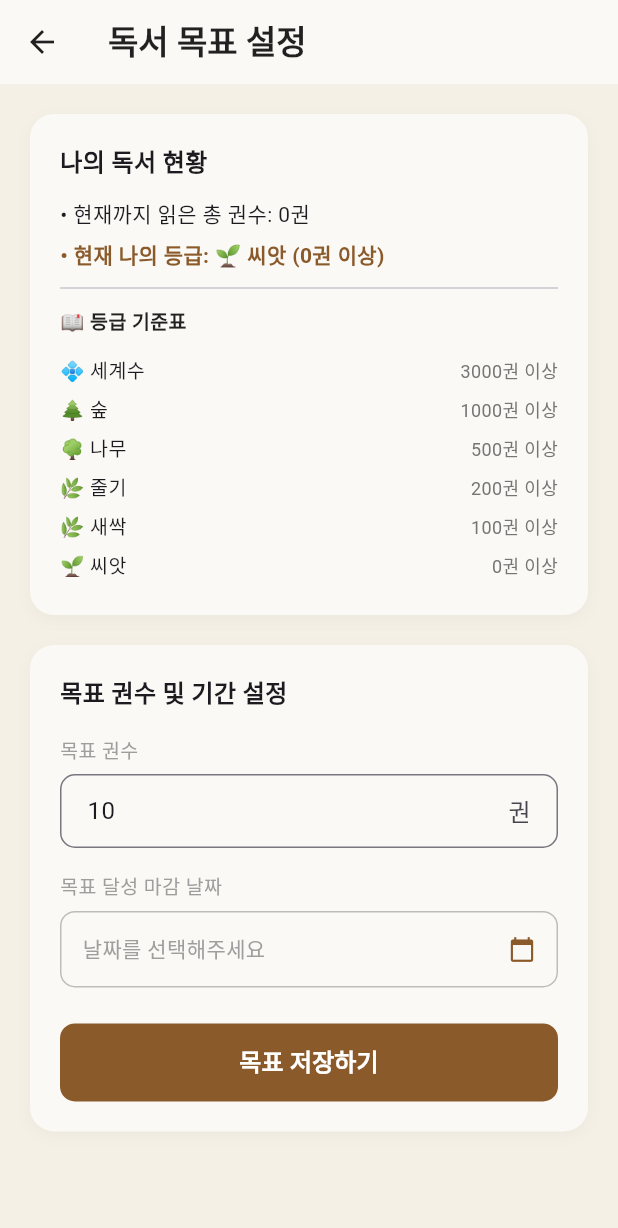
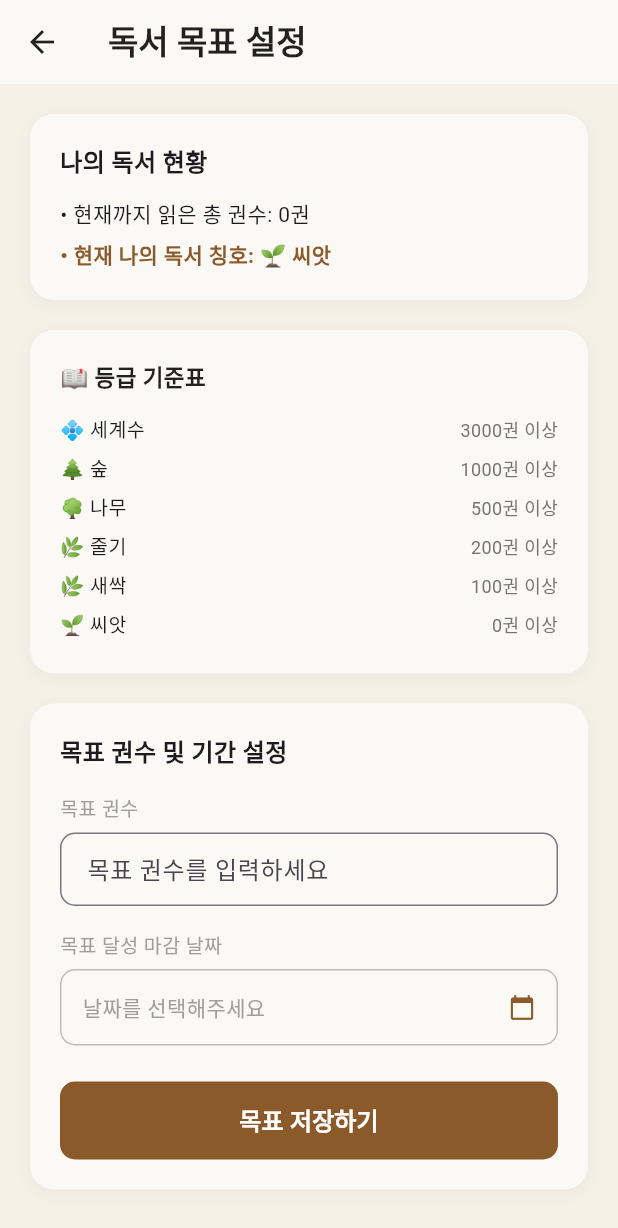
Before and after one commit to leehungsoo/aws402_book_flutter, a Flutter app: the MyPageScreen screen opened directly, after a tap on "목표 설정", on a phone screen of 412 x 824 dp. Shown: the top 1228 px of the screen. Run offline on Flutter 3.47's test engine with Material 3 defaults, Android fonts, the phone set to English and light mode, and no system bars; our stand-ins replace animated_bottom_navigation_bar, device_info_plus, dio, firebase_auth, firebase_core, firebase_messaging and 4 more; missing offline and left inert: mobile_scanner; accounts and stored records are empty; network calls fail.

Commit message:
최종 수정

```diff
--- a/lib/screens/home/my_page_screen.dart
+++ b/lib/screens/home/my_page_screen.dart
@@ -26,7 +26,7 @@ class _MyPageScreenState extends State<MyPageScreen> {
   final Dio _dio = Dio();
 
   int targetBookCount = 0;
-  int readBookCount = 0;
+  int status = 0;
   int userGrade = 0; // (0: 일반유저, 1: 관리자)
   String userBio = '';
   DateTime? targetEndDate;
@@ -42,7 +42,6 @@ class _MyPageScreenState extends State<MyPageScreen> {
     }
   }
 
-  // 공통 카드 데코레이션 스타일
   BoxDecoration _buildCardDecoration() {
     return BoxDecoration(
       color: const Color(0xFFFAF9F5),
@@ -57,7 +56,6 @@ class _MyPageScreenState extends State<MyPageScreen> {
     );
   }
 
-  // 데이터 통합 초기화 (서버 DB + 로컬 데이터)
   Future<void> _initMyPageData() async {
     setState(() => _isLoading = true);
     await _fetchUserDataFromApi();
@@ -65,7 +63,6 @@ class _MyPageScreenState extends State<MyPageScreen> {
     setState(() => _isLoading = false);
   }
 
-  // 백엔드 API 서버 데이터 조회
   Future<void> _fetchUserDataFromApi() async {
     currentUser = FirebaseAuth.instance.currentUser;
     displayName = currentUser?.displayName ?? '사용자';
@@ -73,14 +70,15 @@ class _MyPageScreenState extends State<MyPageScreen> {
     if (currentUser != null && currentUser!.email != null) {
       try {
         final response = await _dio.get(
-          '/api/mypage/${currentUser!.email}',
+          // 'http://10.0.2.2:8080/api/mypage/${currentUser!.email}',
+          'api/mypage/${currentUser!.email}',
         );
 
         if (response.statusCode == 200 && response.data != null) {
           final data = response.data;
           setState(() {
-            targetBookCount = data['target_book_count'] ?? 0;
-            readBookCount = data['read_book_count'] ?? 0;
+            targetBookCount = data['targetBookCount'] ?? 0;
+            status = data['status'] ?? 0;
             displayName = data['name'] ?? displayName;
             userGrade = data['grade'] ?? 0;
           });
@@ -91,7 +89,6 @@ class _MyPageScreenState extends State<MyPageScreen> {
     }
   }
 
-  // 로컬 저장소 전용 데이터 불러오기
   Future<void> _loadLocalData() async {
     final prefs = await SharedPreferences.getInstance();
 
@@ -113,18 +110,16 @@ class _MyPageScreenState extends State<MyPageScreen> {
     });
   }
 
-  // 백엔드 API 서버에 목표 권수 업데이트
   Future<void> _updateTargetBookCountApi(int newTarget) async {
     if (currentUser == null || currentUser!.email == null) return;
 
     try {
       final response = await _dio.put(
-        '/api/mypage',
+        'http://10.0.2.2:8080/api/targetbook',
         data: {
           'email': currentUser!.email,
-          'target_book_count': newTarget,
+          'targetBookCount': newTarget,
           'grade': userGrade,
-          'name': displayName,
         },
       );
 
@@ -150,7 +145,6 @@ class _MyPageScreenState extends State<MyPageScreen> {
     );
   }
 
-  // 프로필 사진 선택
   Future<void> _pickImage() async {
     try {
       final XFile? pickedFile = await _picker.pickImage(
@@ -250,10 +244,8 @@ class _MyPageScreenState extends State<MyPageScreen> {
     const cardColor = Color(0xFFFAF9F5);
     const primaryColor = Color(0xFF8B5A2B);
 
-    // 빌드 타임에 현재 파이어베이스 로그인 상태 갱신
     currentUser = FirebaseAuth.instance.currentUser;
 
-    // 1. 로그인이 안 되어 있는 경우 -> 로그인 필요 안내 & 로그인하러 가기 버튼 UI 리턴
     if (currentUser == null) {
       return Scaffold(
         backgroundColor: bgColor,
@@ -276,14 +268,11 @@ class _MyPageScreenState extends State<MyPageScreen> {
               const SizedBox(height: 24),
               ElevatedButton(
                 onPressed: () async {
-                  // 로그인 화면으로 이동 후, 로그인이 성공되어 돌아왔는지 여부를 받아옵니다.
-                  // (login_screen.dart에서 Navigator.pop(context, true)로 넘겨주어야 합니다)
                   final bool? loginSuccess = await Navigator.push<bool>(
                     context,
                     MaterialPageRoute(builder: (context) => const LoginScreen(title: 'BaroBook')),
                   );
 
-                  // 로그인이 성공한 채로 돌아왔다면, 홈 화면(첫 번째 탭)으로 완전히 이동시킵니다.
                   if (loginSuccess == true && mounted) {
                     Navigator.pushAndRemoveUntil(
                       context,
@@ -306,9 +295,8 @@ class _MyPageScreenState extends State<MyPageScreen> {
       );
     }
 
-    // 2. 로그인이 되어 있는 경우 -> 내 독서 목표/프로필 화면 정상 표시
-    String currentGrade = _calculateGrade(readBookCount);
-    double progress = targetBookCount > 0 ? (readBookCount / targetBookCount).clamp(0.0, 1.0) : 0.0;
+    String currentGrade = _calculateGrade(status);
+    double progress = targetBookCount > 0 ? (status / targetBookCount).clamp(0.0, 1.0) : 0.0;
     int percentage = (progress * 100).toInt();
 
     String dateText = targetEndDate != null
@@ -337,8 +325,6 @@ class _MyPageScreenState extends State<MyPageScreen> {
           child: Column(
             children: [
               const SizedBox(height: 10),
-
-              // 프로필 영역
               Center(
                 child: Column(
                   children: [
@@ -374,8 +360,6 @@ class _MyPageScreenState extends State<MyPageScreen> {
                       ),
                     ),
                     const SizedBox(height: 14),
-
-                    // 관리자 특별 뱃지
                     Row(
                       mainAxisAlignment: MainAxisAlignment.center,
                       mainAxisSize: MainAxisSize.min,
@@ -397,7 +381,6 @@ class _MyPageScreenState extends State<MyPageScreen> {
                         ],
                       ],
                     ),
-
                     const SizedBox(height: 4),
                     Text(
                       userBio.isEmpty ? '등록된 한 줄 소개가 없습니다.' : userBio,
@@ -415,17 +398,15 @@ class _MyPageScreenState extends State<MyPageScreen> {
                         borderRadius: BorderRadius.circular(20),
                       ),
                       child: Text(
-                        '현재 등급: $currentGrade (읽은 책: ${readBookCount}권)',
+                        // [수정완료] '완독' 글자 지우고 등급명만 깔끔하게 출력
+                        '현재 등급: $currentGrade',
                         style: const TextStyle(color: primaryColor, fontWeight: FontWeight.bold, fontSize: 13),
                       ),
                     ),
                   ],
                 ),
               ),
-
               const SizedBox(height: 20),
-
-              // 독서 진행률
               Container(
                 padding: const EdgeInsets.all(16),
                 decoration: _buildCardDecoration(),
@@ -438,7 +419,7 @@ class _MyPageScreenState extends State<MyPageScreen> {
                         const Text('전체 독서 진행률', style: TextStyle(fontWeight: FontWeight.bold, fontSize: 14)),
                         Text(
                           targetBookCount == 0
-                              ? '목표 미설정'
+                              ? ''
                               : dateText.isNotEmpty
                               ? '목표: ${targetBookCount}권 (~$dateText)'
                               : '목표: ${targetBookCount}권',
@@ -461,7 +442,8 @@ class _MyPageScreenState extends State<MyPageScreen> {
                       mainAxisAlignment: MainAxisAlignment.spaceBetween,
                       children: [
                         Text(
-                          targetBookCount == 0 ? '목표 권수를 설정해주세요.' : '총 ${targetBookCount}권 중 ${readBookCount}권 달성',
+                          // [수정완료] '목표미설정' 문구 제거 및 깔끔한 표현으로 통일
+                          targetBookCount == 0 ? '목표를 설정해주세요.' : '총 ${targetBookCount}권 중 ${status}권 달성',
                           style: const TextStyle(fontSize: 12, color: Colors.grey),
                         ),
                         Text(
@@ -473,10 +455,7 @@ class _MyPageScreenState extends State<MyPageScreen> {
                   ],
                 ),
               ),
-
               const SizedBox(height: 20),
-
-              // 가로 메뉴
               Container(
                 padding: const EdgeInsets.symmetric(vertical: 14, horizontal: 8),
                 decoration: _buildCardDecoration(),
@@ -510,7 +489,7 @@ class _MyPageScreenState extends State<MyPageScreen> {
                           MaterialPageRoute(
                             builder: (context) => TargetBookScreen(
                               initialTarget: targetBookCount,
-                              readBookCount: readBookCount,
+                              status: status,
                               initialDate: targetEndDate,
                             ),
                           ),
@@ -520,6 +499,7 @@ class _MyPageScreenState extends State<MyPageScreen> {
                           final int newTarget = result['target'] ?? 0;
                           final DateTime? endDate = result['endDate'];
 
+                          // 서버로 목표 권수 업데이트 전송
                           await _updateTargetBookCountApi(newTarget);
 
                           if (endDate != null) {
@@ -528,6 +508,8 @@ class _MyPageScreenState extends State<MyPageScreen> {
                             setState(() => targetEndDate = endDate);
                           }
                         }
+                        // 설정 완료 후 화면 최신화
+                        await _initMyPageData();
                       },
                     ),
                     VerticalDivider(width: 1, thickness: 1, color: Colors.grey[300]),
--- a/lib/screens/sign/edit_profile_screen.dart
+++ b/lib/screens/sign/edit_profile_screen.dart
@@ -63,6 +63,9 @@ class _EditProfileScreenState extends State<EditProfileScreen> {
     if (currentUser?.email == null) return false;
 
     try {
+      // 애뮬레이터
+      // const url = 'http://10.0.2.2:8080/api/editprofile';
+      // 실제기기
       const url = '/api/editprofile';
 
       final Map<String, dynamic> requestData = {
--- a/lib/screens/sign/login_screen.dart
+++ b/lib/screens/sign/login_screen.dart
@@ -50,6 +50,9 @@ class _LoginScreenState extends State<LoginScreen> {
       ) async {
     try {
       final response = await _dio.get(
+        // 애뮬레이터
+        // 'http://10.0.2.2:8080/api/login',
+        // 실제기기
         '/api/login',
         queryParameters: {
           'email': email,
--- a/lib/screens/sign/signup_screen.dart
+++ b/lib/screens/sign/signup_screen.dart
@@ -48,7 +48,9 @@ class _SignUpScreenState extends State<SignUpScreen> {
   // 백엔드 서버 DB(tb_users)에 회원 정보 및 토큰 저장 요청
   Future<bool> registerUserToBackend(String email, String pwd, String userName, int targetCount, String? firebaseToken, String? fcmToken) async {
     try {
-      // 병합시 주소 수정
+      // 애뮬레이터
+      // const url = 'http://10.0.2.2:8080/api/signup';
+      // 실제기기
       const url = '/api/signup';
 
       final response = await _dio.post(
--- a/lib/screens/sign/target_book_screen.dart
+++ b/lib/screens/sign/target_book_screen.dart
@@ -2,16 +2,17 @@ import 'package:dio/dio.dart';
 import 'package:firebase_auth/firebase_auth.dart';
 import 'package:flutter/material.dart';
 import 'package:fluttertoast/fluttertoast.dart';
+import 'package:shared_preferences/shared_preferences.dart';
 
 class TargetBookScreen extends StatefulWidget {
   final int initialTarget;
-  final int readBookCount;
+  final int status;
   final DateTime? initialDate;
 
   const TargetBookScreen({
     super.key,
     this.initialTarget = 0,
-    this.readBookCount = 0,
+    this.status = 0,
     this.initialDate,
   });
 
@@ -27,12 +28,14 @@ class _TargetBookScreenState extends State<TargetBookScreen> {
   final User? currentUser = FirebaseAuth.instance.currentUser;
   bool _isLoading = false;
 
+  int currentStatus = 0;
+
   @override
   void initState() {
     super.initState();
-
+    currentStatus = widget.status;
     _targetController = TextEditingController(
-      text: widget.initialTarget > 0 ? widget.initialTarget.toString() : '10',
+      text: widget.initialTarget > 0 ? widget.initialTarget.toString() : '',
     );
     selectedDate = widget.initialDate;
   }
@@ -53,17 +56,16 @@ class _TargetBookScreenState extends State<TargetBookScreen> {
     );
   }
 
-  String _getGradeTitle(int count) {
-    if (count >= 3000) return '💠 세계수 (3000권 이상)';
-    if (count >= 1000) return '🌲 숲 (1000권 이상)';
-    if (count >= 500) return '🌳 나무 (500권 이상)';
-    if (count >= 200) return '🌿 줄기 (200권 이상)';
-    if (count >= 100) return '🌿 새싹 (100권 이상)';
-    return '🌱 씨앗 (0권 이상)';
+  String _getReadingTitle(int count) {
+    if (count >= 3000) return '💠 세계수';
+    if (count >= 1000) return '🌲 숲';
+    if (count >= 500) return '🌳 나무';
+    if (count >= 200) return '🌿 줄기';
+    if (count >= 100) return '🌿 새싹';
+    return '🌱 씨앗';
   }
 
-  // 현재 읽은 책 수에 따른 등급 숫자 계산
-  int _calculateGradeNumber(int count) {
+  int _calculateReadingLevel(int count) {
     if (count >= 3000) return 5;
     if (count >= 1000) return 4;
     if (count >= 500) return 3;
@@ -72,21 +74,22 @@ class _TargetBookScreenState extends State<TargetBookScreen> {
     return 0;
   }
 
-  // 백엔드 서버(tb_users)에 목표 권수 및 등급 업데이트 요청
-  Future<bool> _updateTargetOnServer(int targetCount) async {
-    if (currentUser?.email == null) return false;
+  // [추가] 백엔드 서버로 목표 권수를 전송하여 DB에 반영하는 함수
+  Future<bool> _updateTargetOnServer(int targetBookCount) async {
+    try {
+      final prefs = await SharedPreferences.getInstance();
+      await prefs.setInt('target_book_count', targetBookCount);
 
-    try {
+      if (currentUser?.email == null) return true;
 
-      const url = '/api/targetbook';
-
+      // const url = 'http://10.0.2.2:8080/api/targetbook';
+      const url = 'api/targetbook';
       final response = await _dio.put(
         url,
         data: {
           'email': currentUser!.email,
-          'target_book_count': targetCount,
-          'grade': _calculateGradeNumber(widget.readBookCount),
-          'name': currentUser!.displayName ?? '사용자',
+          'targetBookCount': targetBookCount,
+          'grade': _calculateReadingLevel(currentStatus),
         },
       );
 
@@ -107,7 +110,7 @@ class _TargetBookScreenState extends State<TargetBookScreen> {
         return Theme(
           data: Theme.of(context).copyWith(
             colorScheme: const ColorScheme.light(
-              primary: Color(0xFF8B5A2B), // 달력 포인트 컬러
+              primary: Color(0xFF8B5A2B),
               onPrimary: Colors.white,
               onSurface: Colors.black87,
             ),
@@ -145,7 +148,7 @@ class _TargetBookScreenState extends State<TargetBookScreen> {
         child: Column(
           crossAxisAlignment: CrossAxisAlignment.stretch,
           children: [
-            //  현재 읽은 권수 및 등급 카드
+            // [복원 완료] 나의 독서 현황 및 칭호 카드
             Container(
               padding: const EdgeInsets.all(20),
               decoration: BoxDecoration(
@@ -168,23 +171,43 @@ class _TargetBookScreenState extends State<TargetBookScreen> {
                   ),
                   const SizedBox(height: 12),
                   Text(
-                    '• 현재까지 읽은 총 권수: ${widget.readBookCount}권',
+                    '• 현재까지 읽은 총 권수: ${currentStatus}권',
                     style: const TextStyle(fontSize: 14),
                   ),
                   const SizedBox(height: 6),
                   Text(
-                    '• 현재 나의 등급: ${_getGradeTitle(widget.readBookCount)}',
+                    '• 현재 나의 독서 칭호: ${_getReadingTitle(currentStatus)}',
                     style: const TextStyle(
                       fontSize: 14,
                       fontWeight: FontWeight.bold,
                       color: primaryColor,
                     ),
                   ),
-                  const Divider(height: 24),
+                ],
+              ),
+            ),
+            const SizedBox(height: 20),
+            // 등급 기준표 카드
+            Container(
+              padding: const EdgeInsets.all(20),
+              decoration: BoxDecoration(
+                color: cardColor,
+                borderRadius: BorderRadius.circular(16),
+                boxShadow: [
+                  BoxShadow(
+                    color: Colors.black.withOpacity(0.03),
+                    blurRadius: 8,
+                    offset: const Offset(0, 3),
+                  ),
+                ],
+              ),
+              child: Column(
+                crossAxisAlignment: CrossAxisAlignment.start,
+                children: [
                   const Text(
                     '📖 등급 기준표',
                     style: TextStyle(
-                      fontSize: 13,
+                      fontSize: 15,
                       fontWeight: FontWeight.bold,
                       color: Colors.black87,
                     ),
@@ -199,10 +222,7 @@ class _TargetBookScreenState extends State<TargetBookScreen> {
                 ],
               ),
             ),
-
             const SizedBox(height: 20),
-
-            //  목표 권수 및 날짜 설정 카드
             Container(
               padding: const EdgeInsets.all(20),
               decoration: BoxDecoration(
@@ -233,6 +253,7 @@ class _TargetBookScreenState extends State<TargetBookScreen> {
                     controller: _targetController,
                     keyboardType: TextInputType.number,
                     decoration: InputDecoration(
+                      hintText: '목표 권수를 입력하세요',
                       suffixText: '권',
                       focusedBorder: OutlineInputBorder(
                         borderRadius: BorderRadius.circular(10),
@@ -295,20 +316,15 @@ class _TargetBookScreenState extends State<TargetBookScreen> {
                       if (parsedTarget != null && parsedTarget > 0) {
                         setState(() => _isLoading = true);
 
-                        // 백엔드 서버 DB에 목표 권수 및 등급 업데이트 동기화
-                        bool isUpdated = await _updateTargetOnServer(parsedTarget);
+                        //서버 API로 목표치 업데이트 전송
+                        await _updateTargetOnServer(parsedTarget);
 
                         setState(() => _isLoading = false);
 
-                        if (!isUpdated) {
-                          _showToast('서버 저장에 실패했으나 로컬에 반영합니다.');
-                        } else {
-                          _showToast('목표와 기간이 성공적으로 설정되었습니다!');
-                        }
+                        _showToast('목표와 기간이 성공적으로 설정되었습니다!');
 
                         if (!mounted) return;
 
-                        // 마이페이지로 목표 권수와 마감 날짜 전달 후 이동
                         Navigator.pop(context, {
                           'target': parsedTarget,
                           'endDate': selectedDate,
```
Also changed, not shown: lib/screens/sign/book_statistics_screen.dart (+33 -28 lines).
